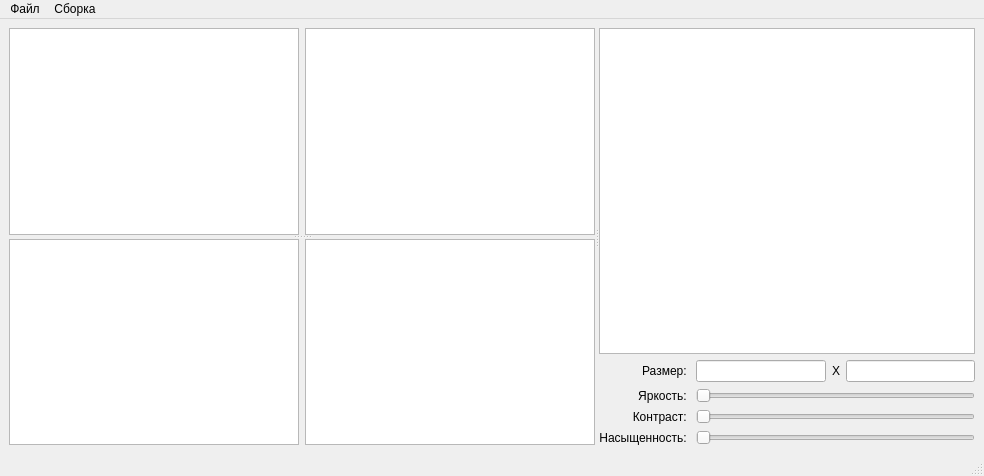
Before: the Qt Designer form mainwindow.ui in Slp04/test_alg, drawn with Qt 5.
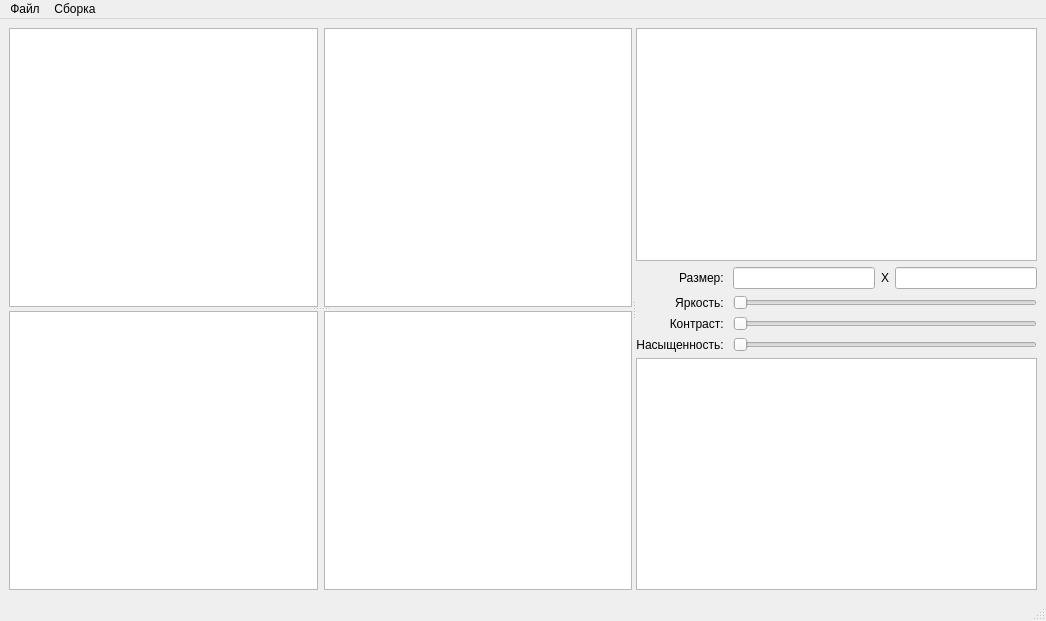
After: the same form once the commit is applied.

Commit message: Добавил вывод результатов сборки в отдельный виджет

```diff
--- a/mainwindow.ui
+++ b/mainwindow.ui
@@ -6,8 +6,8 @@
    <rect>
     <x>0</x>
     <y>0</y>
-    <width>984</width>
-    <height>476</height>
+    <width>1046</width>
+    <height>621</height>
    </rect>
   </property>
   <property name="windowTitle">
@@ -168,6 +168,9 @@
           </item>
          </layout>
         </item>
+        <item>
+         <widget class="QTextEdit" name="textEdit_console"/>
+        </item>
        </layout>
       </widget>
      </widget>
@@ -179,7 +182,7 @@
     <rect>
      <x>0</x>
      <y>0</y>
-     <width>984</width>
+     <width>1046</width>
      <height>22</height>
     </rect>
    </property>
```
The commit also changes 2 other files.
